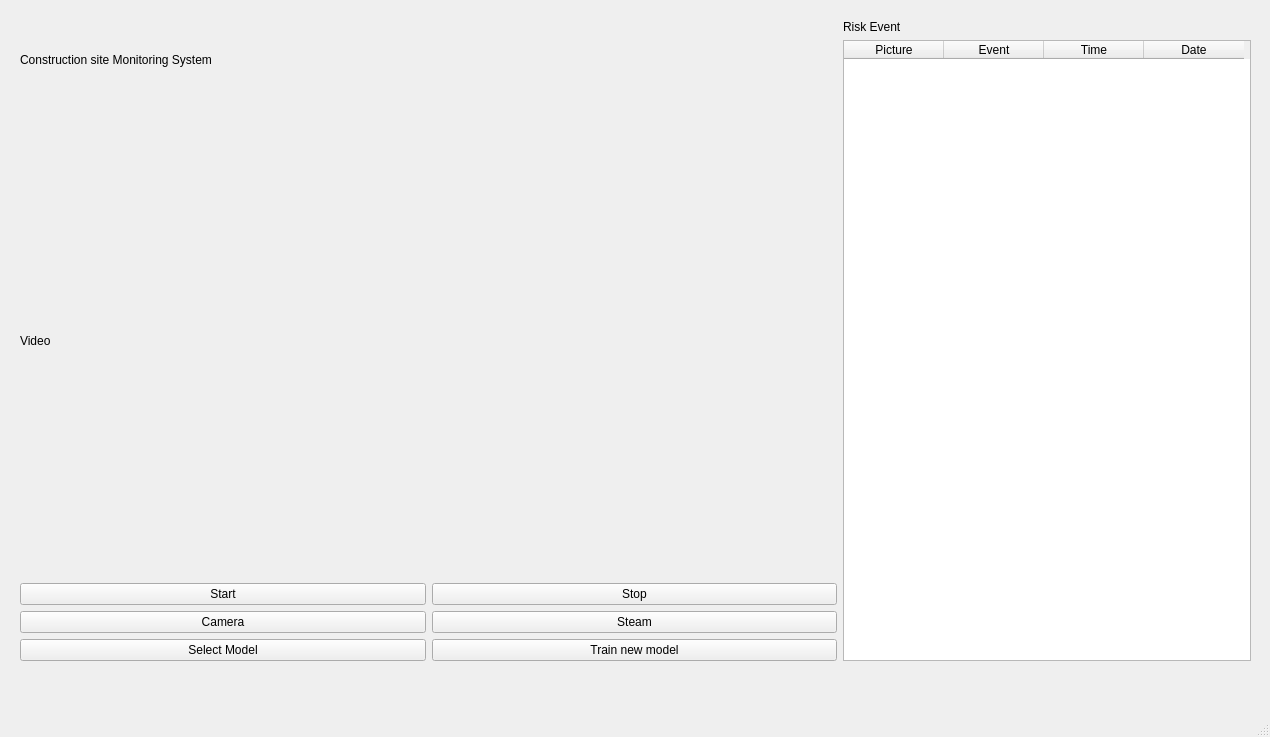
First picture: the form in yolov5/gui/UI_v1.ui, repository JinkaiZ/YoloV5.6-Construction-site-Monitoring-System, before the edit.
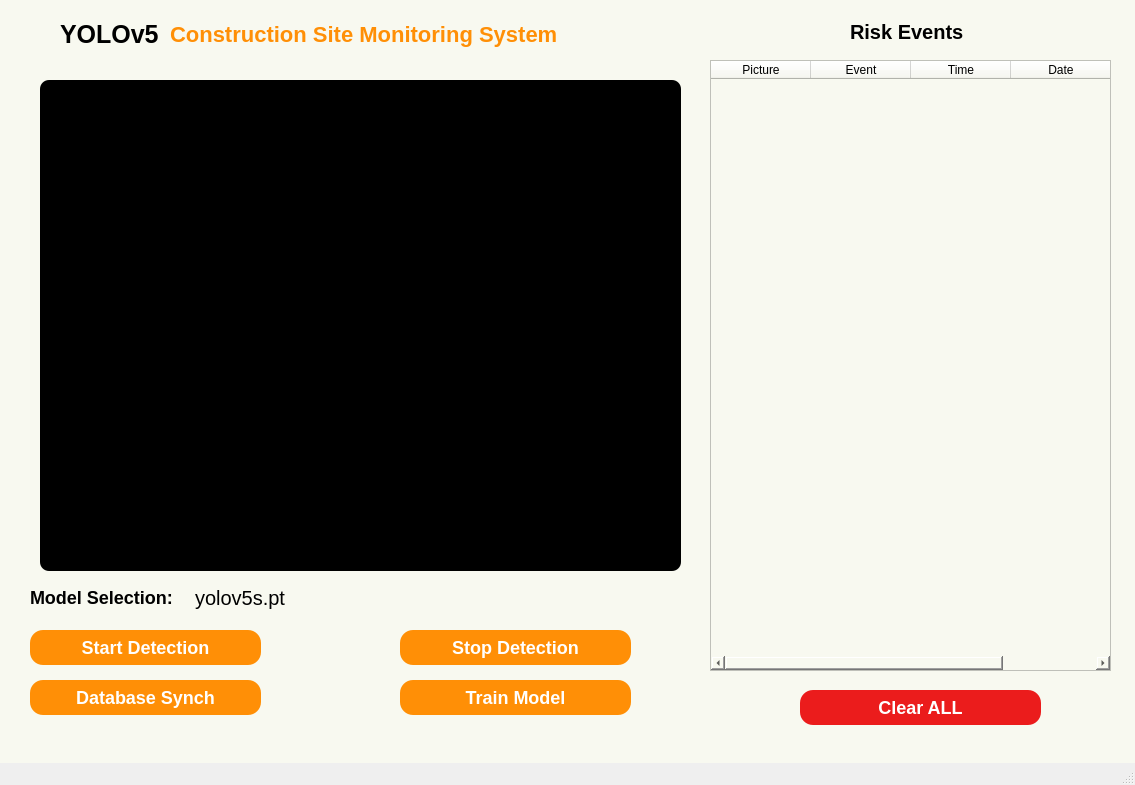
Second picture: the form after the edit.

Diff of the .ui file:
```diff
--- a/yolov5/gui/UI_v1.ui
+++ b/yolov5/gui/UI_v1.ui
@@ -6,134 +6,525 @@
    <rect>
     <x>0</x>
     <y>0</y>
-    <width>1270</width>
-    <height>737</height>
+    <width>1135</width>
+    <height>785</height>
    </rect>
   </property>
   <property name="windowTitle">
    <string>MainWindow</string>
   </property>
   <widget class="QWidget" name="centralwidget">
-   <widget class="QWidget" name="horizontalLayoutWidget">
+   <property name="styleSheet">
+    <string notr="true">QWidget
+{
+
+	background: #F8F9F0;
+
+}</string>
+   </property>
+   <widget class="QLabel" name="label_Title">
     <property name="geometry">
      <rect>
-      <x>20</x>
-      <y>20</y>
-      <width>1231</width>
-      <height>641</height>
+      <x>170</x>
+      <y>0</y>
+      <width>518</width>
+      <height>68</height>
      </rect>
     </property>
-    <layout class="QHBoxLayout" name="horizontalLayout">
-     <property name="spacing">
-      <number>6</number>
+    <property name="sizePolicy">
+     <sizepolicy hsizetype="Maximum" vsizetype="Preferred">
+      <horstretch>0</horstretch>
+      <verstretch>0</verstretch>
+     </sizepolicy>
+    </property>
+    <property name="maximumSize">
+     <size>
+      <width>518</width>
+      <height>16777215</height>
+     </size>
+    </property>
+    <property name="styleSheet">
+     <string notr="true">QLabel
+{
+	font-size: 22px;
+	font-family: &quot;Ariali&quot;;
+	font-weight: bold;
+    color: rgb(255, 143, 6);
+}</string>
+    </property>
+    <property name="text">
+     <string>Construction Site Monitoring System</string>
+    </property>
+    <property name="textFormat">
+     <enum>Qt::AutoText</enum>
+    </property>
+   </widget>
+   <widget class="QLabel" name="label_videoPlaceHolder">
+    <property name="geometry">
+     <rect>
+      <x>40</x>
+      <y>80</y>
+      <width>641</width>
+      <height>491</height>
+     </rect>
+    </property>
+    <property name="styleSheet">
+     <string notr="true">QLabel
+{
+	font-size: 18px;
+	font-family: &quot;Ariali&quot;;
+	font-weight: bold;
+ 		border-radius:9px;
+		background:#000000;
+color:rgb(0, 0, 0);
+}</string>
+    </property>
+    <property name="text">
+     <string>Video</string>
+    </property>
+   </widget>
+   <widget class="QLabel" name="label_RiskEvent">
+    <property name="geometry">
+     <rect>
+      <x>850</x>
+      <y>0</y>
+      <width>181</width>
+      <height>63</height>
+     </rect>
+    </property>
+    <property name="styleSheet">
+     <string notr="true">QLabel
+{
+	font-size: 20px;
+	font-family: &quot;Ariali&quot;;
+	font-weight: bold;
+    color: #000000;
+}</string>
+    </property>
+    <property name="text">
+     <string>Risk Events</string>
+    </property>
+   </widget>
+   <widget class="QTableWidget" name="tableWidget_eventDisplaySection">
+    <property name="geometry">
+     <rect>
+      <x>710</x>
+      <y>60</y>
+      <width>401</width>
+      <height>611</height>
+     </rect>
+    </property>
+    <property name="sizePolicy">
+     <sizepolicy hsizetype="Maximum" vsizetype="Maximum">
+      <horstretch>0</horstretch>
+      <verstretch>0</verstretch>
+     </sizepolicy>
+    </property>
+    <property name="maximumSize">
+     <size>
+      <width>420</width>
+      <height>800</height>
+     </size>
+    </property>
+    <column>
+     <property name="text">
+      <string>Picture</string>
      </property>
-     <item>
-      <layout class="QHBoxLayout" name="horizontalLayout_mainWindow" stretch="8,4">
-       <item>
-        <layout class="QVBoxLayout" name="verticalLayout_videoSection" stretch="1,6,3">
-         <item>
-          <widget class="QLabel" name="label_Title">
-           <property name="text">
-            <string>Construction site Monitoring System</string>
-           </property>
-           <property name="textFormat">
-            <enum>Qt::AutoText</enum>
-           </property>
-          </widget>
-         </item>
-         <item>
-          <widget class="QLabel" name="label_videoPlaceHolder">
-           <property name="text">
-            <string>Video</string>
-           </property>
-          </widget>
-         </item>
-         <item>
-          <layout class="QGridLayout" name="gridLayout_buttonSection">
-           <item row="1" column="1">
-            <widget class="QPushButton" name="pushButton_4">
-             <property name="text">
-              <string>Steam</string>
-             </property>
-            </widget>
-           </item>
-           <item row="1" column="0">
-            <widget class="QPushButton" name="pushButton_2">
-             <property name="text">
-              <string>Camera</string>
-             </property>
-            </widget>
-           </item>
-           <item row="0" column="0">
-            <widget class="QPushButton" name="pushButton_start">
-             <property name="text">
-              <string>Start</string>
-             </property>
-            </widget>
-           </item>
-           <item row="0" column="1">
-            <widget class="QPushButton" name="pushButton_stop">
-             <property name="text">
-              <string>Stop</string>
-             </property>
-            </widget>
-           </item>
-           <item row="2" column="0">
-            <widget class="QPushButton" name="pushButton_3">
-             <property name="text">
-              <string>Select Model</string>
-             </property>
-            </widget>
-           </item>
-           <item row="2" column="1">
-            <widget class="QPushButton" name="pushButton">
-             <property name="text">
-              <string>Train new model</string>
-             </property>
-            </widget>
-           </item>
-          </layout>
-         </item>
-        </layout>
-       </item>
-       <item>
-        <layout class="QVBoxLayout" name="verticalLayout_riskEventSection">
-         <item>
-          <widget class="QLabel" name="label_RiskEvent">
-           <property name="text">
-            <string>Risk Event</string>
-           </property>
-          </widget>
-         </item>
-         <item>
-          <widget class="QTableWidget" name="tableWidget_eventDisplaySection">
-           <column>
-            <property name="text">
-             <string>Picture</string>
-            </property>
-           </column>
-           <column>
-            <property name="text">
-             <string>Event</string>
-            </property>
-           </column>
-           <column>
-            <property name="text">
-             <string>Time</string>
-            </property>
-           </column>
-           <column>
-            <property name="text">
-             <string>Date</string>
-            </property>
-           </column>
-          </widget>
-         </item>
-        </layout>
-       </item>
-      </layout>
-     </item>
-    </layout>
+    </column>
+    <column>
+     <property name="text">
+      <string>Event</string>
+     </property>
+    </column>
+    <column>
+     <property name="text">
+      <string>Time</string>
+     </property>
+    </column>
+    <column>
+     <property name="text">
+      <string>Date</string>
+     </property>
+    </column>
+   </widget>
+   <widget class="QComboBox" name="modelSelectionComboBox">
+    <property name="geometry">
+     <rect>
+      <x>190</x>
+      <y>580</y>
+      <width>201</width>
+      <height>35</height>
+     </rect>
+    </property>
+    <property name="minimumSize">
+     <size>
+      <width>0</width>
+      <height>35</height>
+     </size>
+    </property>
+    <property name="styleSheet">
+     <string notr="true">QComboBox QAbstractItemView {
+font-family: &quot;Arial&quot;;
+font-size: 20px;
+background:rgba(200, 200, 200,150);
+selection-background-color: rgba(200, 200, 200,50);
+color: #000000;
+outline:none;
+border:none;}
+QComboBox{
+font-family: &quot;Arial&quot;;
+font-size: 20px;
+color: #000000;
+border-width:0px;
+border-color:white;
+border-style:solid;
+background-color: rgba(200, 200, 200,0);}
+
+QComboBox::drop-down {
+margin-top:8;
+height:20;
+background: rgba(200, 200, 200,0);
+}
+</string>
+    </property>
+    <property name="currentText">
+     <string>yolov5s.pt</string>
+    </property>
+    <item>
+     <property name="text">
+      <string>yolov5s.pt</string>
+     </property>
+    </item>
+    <item>
+     <property name="text">
+      <string>yolov5m.pt</string>
+     </property>
+    </item>
+    <item>
+     <property name="text">
+      <string>yolov5l.pt</string>
+     </property>
+    </item>
+    <item>
+     <property name="text">
+      <string>yolov5x.pt</string>
+     </property>
+    </item>
+   </widget>
+   <widget class="QLabel" name="label_3">
+    <property name="geometry">
+     <rect>
+      <x>30</x>
+      <y>580</y>
+      <width>165</width>
+      <height>35</height>
+     </rect>
+    </property>
+    <property name="sizePolicy">
+     <sizepolicy hsizetype="Minimum" vsizetype="Preferred">
+      <horstretch>0</horstretch>
+      <verstretch>0</verstretch>
+     </sizepolicy>
+    </property>
+    <property name="minimumSize">
+     <size>
+      <width>165</width>
+      <height>35</height>
+     </size>
+    </property>
+    <property name="maximumSize">
+     <size>
+      <width>80</width>
+      <height>16777215</height>
+     </size>
+    </property>
+    <property name="styleSheet">
+     <string notr="true">QLabel
+{
+	font-size: 18px;
+	font-family: &quot;Ariali&quot;;
+	font-weight: bold;
+ 		border-radius:9px;
+		background:rgba(66, 195, 255, 0);
+color:rgb(0, 0, 0);
+}
+</string>
+    </property>
+    <property name="text">
+     <string>Model Selection: </string>
+    </property>
+   </widget>
+   <widget class="QPushButton" name="pushButton_start">
+    <property name="geometry">
+     <rect>
+      <x>30</x>
+      <y>630</y>
+      <width>231</width>
+      <height>35</height>
+     </rect>
+    </property>
+    <property name="sizePolicy">
+     <sizepolicy hsizetype="Minimum" vsizetype="Minimum">
+      <horstretch>0</horstretch>
+      <verstretch>0</verstretch>
+     </sizepolicy>
+    </property>
+    <property name="minimumSize">
+     <size>
+      <width>0</width>
+      <height>35</height>
+     </size>
+    </property>
+    <property name="maximumSize">
+     <size>
+      <width>300</width>
+      <height>16777215</height>
+     </size>
+    </property>
+    <property name="mouseTracking">
+     <bool>true</bool>
+    </property>
+    <property name="styleSheet">
+     <string notr="true">QPushButton
+{
+
+
+	font-size: 18px;
+	font-family: &quot;Arial&quot;;
+	font-weight: bold;
+ 	border-radius:13px;
+	background: rgb(255, 143, 6);
+	color: #FFFFFF;
+}</string>
+    </property>
+    <property name="text">
+     <string>Start Detection</string>
+    </property>
+   </widget>
+   <widget class="QPushButton" name="pushButton_stop">
+    <property name="geometry">
+     <rect>
+      <x>400</x>
+      <y>630</y>
+      <width>231</width>
+      <height>35</height>
+     </rect>
+    </property>
+    <property name="sizePolicy">
+     <sizepolicy hsizetype="Minimum" vsizetype="Minimum">
+      <horstretch>0</horstretch>
+      <verstretch>0</verstretch>
+     </sizepolicy>
+    </property>
+    <property name="minimumSize">
+     <size>
+      <width>35</width>
+      <height>0</height>
+     </size>
+    </property>
+    <property name="maximumSize">
+     <size>
+      <width>300</width>
+      <height>16777215</height>
+     </size>
+    </property>
+    <property name="mouseTracking">
+     <bool>true</bool>
+    </property>
+    <property name="styleSheet">
+     <string notr="true">QPushButton
+{
+
+
+	font-size: 18px;
+	font-family: &quot;Arial&quot;;
+	font-weight: bold;
+ 	border-radius:13px;
+	background: rgb(255, 143, 6);
+	color: #FFFFFF;
+}</string>
+    </property>
+    <property name="text">
+     <string>Stop Detection</string>
+    </property>
+   </widget>
+   <widget class="QPushButton" name="pushButton_sycwithdatabase">
+    <property name="geometry">
+     <rect>
+      <x>30</x>
+      <y>680</y>
+      <width>231</width>
+      <height>35</height>
+     </rect>
+    </property>
+    <property name="sizePolicy">
+     <sizepolicy hsizetype="Minimum" vsizetype="Minimum">
+      <horstretch>0</horstretch>
+      <verstretch>0</verstretch>
+     </sizepolicy>
+    </property>
+    <property name="minimumSize">
+     <size>
+      <width>0</width>
+      <height>35</height>
+     </size>
+    </property>
+    <property name="maximumSize">
+     <size>
+      <width>300</width>
+      <height>16777215</height>
+     </size>
+    </property>
+    <property name="mouseTracking">
+     <bool>true</bool>
+    </property>
+    <property name="styleSheet">
+     <string notr="true">QPushButton
+{
+
+
+	font-size: 18px;
+	font-family: &quot;Arial&quot;;
+	font-weight: bold;
+ 	border-radius:13px;
+	background: rgb(255, 143, 6);
+	color: #FFFFFF;
+}</string>
+    </property>
+    <property name="text">
+     <string>Database Synch</string>
+    </property>
+   </widget>
+   <widget class="QPushButton" name="pushButton_trainModel">
+    <property name="geometry">
+     <rect>
+      <x>400</x>
+      <y>680</y>
+      <width>231</width>
+      <height>35</height>
+     </rect>
+    </property>
+    <property name="sizePolicy">
+     <sizepolicy hsizetype="Minimum" vsizetype="Minimum">
+      <horstretch>0</horstretch>
+      <verstretch>0</verstretch>
+     </sizepolicy>
+    </property>
+    <property name="minimumSize">
+     <size>
+      <width>0</width>
+      <height>35</height>
+     </size>
+    </property>
+    <property name="maximumSize">
+     <size>
+      <width>300</width>
+      <height>16777215</height>
+     </size>
+    </property>
+    <property name="mouseTracking">
+     <bool>true</bool>
+    </property>
+    <property name="styleSheet">
+     <string notr="true">QPushButton
+{
+
+
+	font-size: 18px;
+	font-family: &quot;Arial&quot;;
+	font-weight: bold;
+ 	border-radius:13px;
+	background: rgb(255, 143, 6);
+	color: #FFFFFF;
+}</string>
+    </property>
+    <property name="text">
+     <string>Train Model</string>
+    </property>
+   </widget>
+   <widget class="QPushButton" name="pushButton_clearALL">
+    <property name="geometry">
+     <rect>
+      <x>800</x>
+      <y>690</y>
+      <width>241</width>
+      <height>35</height>
+     </rect>
+    </property>
+    <property name="sizePolicy">
+     <sizepolicy hsizetype="Minimum" vsizetype="Minimum">
+      <horstretch>0</horstretch>
+      <verstretch>0</verstretch>
+     </sizepolicy>
+    </property>
+    <property name="minimumSize">
+     <size>
+      <width>35</width>
+      <height>0</height>
+     </size>
+    </property>
+    <property name="maximumSize">
+     <size>
+      <width>300</width>
+      <height>16777215</height>
+     </size>
+    </property>
+    <property name="mouseTracking">
+     <bool>true</bool>
+    </property>
+    <property name="styleSheet">
+     <string notr="true">QPushButton
+{
+
+
+	font-size: 18px;
+	font-family: &quot;Arial&quot;;
+	font-weight: bold;
+ 	border-radius:13px;
+	background: #EB1C1C;
+	color: #FFFFFF;
+}</string>
+    </property>
+    <property name="text">
+     <string>Clear ALL</string>
+    </property>
+   </widget>
+   <widget class="QLabel" name="label_Title_2">
+    <property name="geometry">
+     <rect>
+      <x>60</x>
+      <y>0</y>
+      <width>101</width>
+      <height>68</height>
+     </rect>
+    </property>
+    <property name="sizePolicy">
+     <sizepolicy hsizetype="Maximum" vsizetype="Preferred">
+      <horstretch>0</horstretch>
+      <verstretch>0</verstretch>
+     </sizepolicy>
+    </property>
+    <property name="maximumSize">
+     <size>
+      <width>518</width>
+      <height>16777215</height>
+     </size>
+    </property>
+    <property name="styleSheet">
+     <string notr="true">QLabel
+{
+	font-size: 25px;
+	font-family: &quot;Ariali&quot;;
+	font-weight: bold;
+    color:#000000;
+}</string>
+    </property>
+    <property name="text">
+     <string>YOLOv5 </string>
+    </property>
+    <property name="textFormat">
+     <enum>Qt::AutoText</enum>
+    </property>
    </widget>
   </widget>
   <widget class="QMenuBar" name="menubar">
```
Left out of the diff: 2 changed lines with no effect on the pictures.
